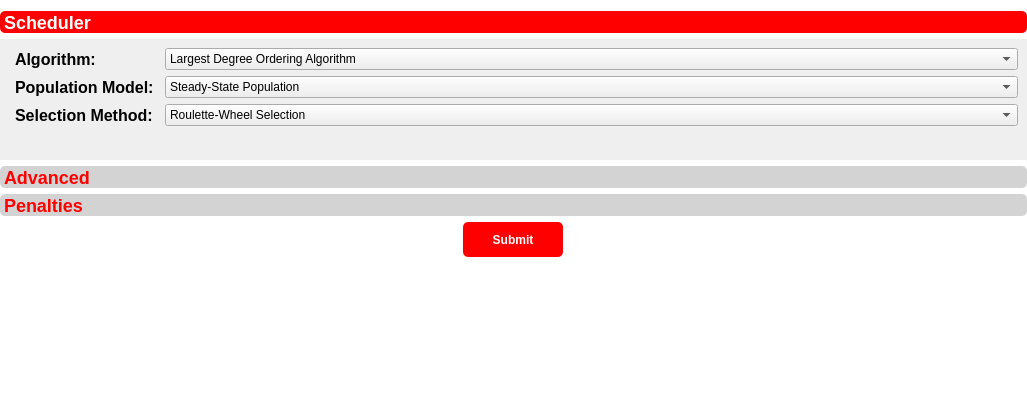
TudorMaxim/flag_colouring_model, file src/views/configuration_form/ConfigurationForm.ui: the form before one commit.
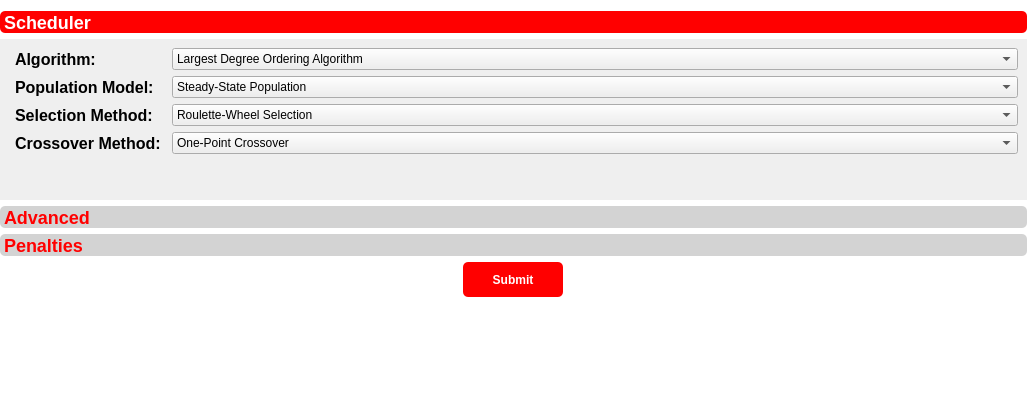
The form after the commit.

Commit message: Added Two-Points and Uniform Crossover methods

What changed in the file:
```diff
--- a/src/views/configuration_form/ConfigurationForm.ui
+++ b/src/views/configuration_form/ConfigurationForm.ui
@@ -79,7 +79,7 @@
      <property name="minimumSize">
       <size>
        <width>0</width>
-       <height>205</height>
+       <height>245</height>
       </size>
      </property>
      <property name="maximumSize">
@@ -97,7 +97,7 @@
         <x>0</x>
         <y>0</y>
         <width>1027</width>
-        <height>111</height>
+        <height>150</height>
        </rect>
       </property>
       <property name="sizePolicy">
@@ -109,7 +109,7 @@
       <property name="minimumSize">
        <size>
         <width>0</width>
-        <height>0</height>
+        <height>150</height>
        </size>
       </property>
       <attribute name="label">
@@ -194,6 +194,32 @@
            </item>
           </widget>
          </item>
+         <item row="4" column="0">
+          <widget class="QLabel" name="crossover_method_label">
+           <property name="text">
+            <string>Crossover Method:</string>
+           </property>
+          </widget>
+         </item>
+         <item row="4" column="1">
+          <widget class="QComboBox" name="crossover_method_combo_box">
+           <item>
+            <property name="text">
+             <string>One-Point Crossover</string>
+            </property>
+           </item>
+           <item>
+            <property name="text">
+             <string>Two-Points Crossover</string>
+            </property>
+           </item>
+           <item>
+            <property name="text">
+             <string>Uniform Crossover</string>
+            </property>
+           </item>
+          </widget>
+         </item>
         </layout>
        </item>
       </layout>
```
Left out of the diff: 6 changed lines with no effect on the pictures. The commit also changes 8 other files.
